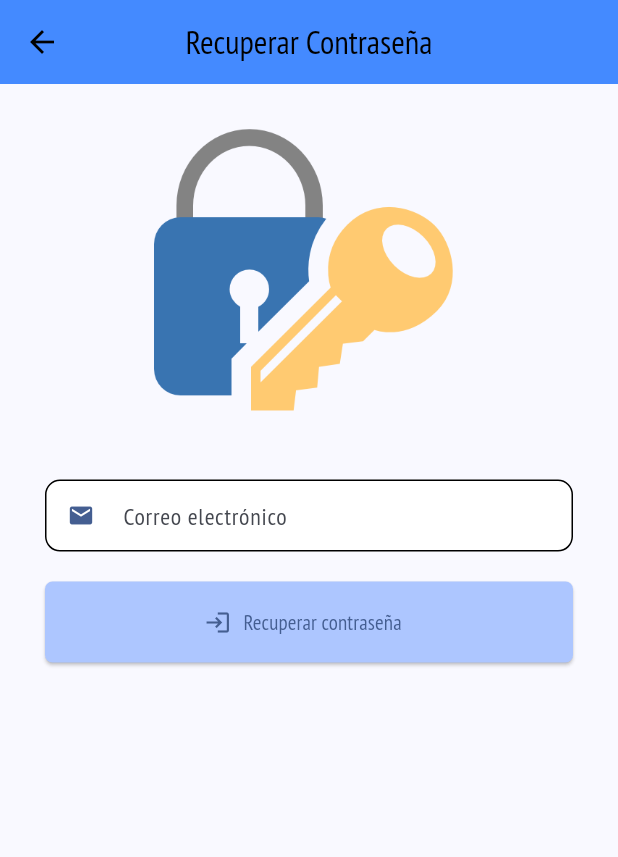
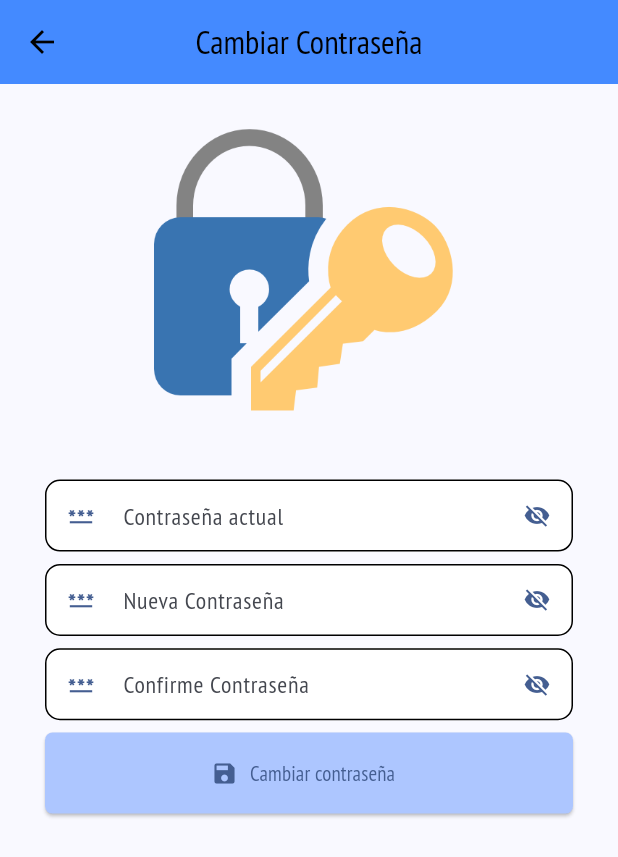
Before and after one commit to LuisPulenta/KPGeoDataApp, a Flutter app: the screen it shows after launch, after a tap on "Ingresar", after a tap on "Olvidé mi contraseña", on a phone screen of 412 x 824 dp. Shown: the top 857 px of the screen. Run offline on Flutter 3.47's test engine with Material 2 defaults, Android fonts, the phone set to English and light mode, and no system bars; our stand-ins replace equatable, flutter_bloc, flutter_riverpod, formz, go_router.

Commit message:
ChangePassword

```diff
--- a/lib/config/routers/app_router.dart
+++ b/lib/config/routers/app_router.dart
@@ -18,6 +18,10 @@ final appRouter = GoRouter(
       builder: (context, state) => const RecoverPasswordScreen(),
     ),
     GoRoute(
+      path: '/changepassword',
+      builder: (context, state) => const ChangePasswordScreen(),
+    ),
+    GoRoute(
       path: '/home',
       builder: (context, state) => const HomeScreen(),
     ),
--- /dev/null
+++ b/lib/presentation/blocs/changepassword/changepassword_state.dart
@@ -0,0 +1,48 @@
+part of 'changepassword_cubit.dart';
+
+enum FormStatus { invalid, valid, validating }
+
+class ChangePasswordFormState extends Equatable {
+  final FormStatus formStatus;
+  final bool isValid;
+  final Password oldPassword;
+  final Password newPassword;
+  final Password confirmPassword;
+  final bool showPassword;
+
+  const ChangePasswordFormState({
+    this.formStatus = FormStatus.invalid,
+    this.isValid = false,
+    this.oldPassword = const Password.pure(),
+    this.newPassword = const Password.pure(),
+    this.confirmPassword = const Password.pure(),
+    this.showPassword = false,
+  });
+
+  ChangePasswordFormState copyWith({
+    FormStatus? formStatus,
+    bool? isValid,
+    Password? oldPassword,
+    Password? newPassword,
+    Password? confirmPassword,
+    bool? showPassword,
+  }) =>
+      ChangePasswordFormState(
+        formStatus: formStatus ?? this.formStatus,
+        isValid: isValid ?? this.isValid,
+        oldPassword: oldPassword ?? this.oldPassword,
+        newPassword: newPassword ?? this.newPassword,
+        confirmPassword: confirmPassword ?? this.confirmPassword,
+        showPassword: showPassword ?? this.showPassword,
+      );
+
+  @override
+  List<Object> get props => [
+        formStatus,
+        isValid,
+        oldPassword,
+        newPassword,
+        confirmPassword,
+        showPassword
+      ];
+}
--- a/lib/presentation/blocs/login/login_cubit.dart
+++ b/lib/presentation/blocs/login/login_cubit.dart
@@ -1,4 +1,5 @@
 import 'package:flutter_bloc/flutter_bloc.dart';
+import 'package:equatable/equatable.dart';
 import 'package:formz/formz.dart';
 import 'package:kpgeodataapp/infrastructure/inputs/inputs.dart';
 
--- a/lib/presentation/blocs/login/login_state.dart
+++ b/lib/presentation/blocs/login/login_state.dart
@@ -2,7 +2,7 @@ part of 'login_cubit.dart';
 
 enum FormStatus { invalid, valid, validating }
 
-class LoginFormState {
+class LoginFormState extends Equatable {
   final FormStatus formStatus;
   final bool isValid;
   final Email email;
--- a/lib/presentation/blocs/recoverpassword/recoverpassword_cubit.dart
+++ b/lib/presentation/blocs/recoverpassword/recoverpassword_cubit.dart
@@ -1,4 +1,5 @@
 import 'package:flutter_bloc/flutter_bloc.dart';
+import 'package:equatable/equatable.dart';
 import 'package:formz/formz.dart';
 import 'package:kpgeodataapp/infrastructure/inputs/inputs.dart';
 
--- a/lib/presentation/blocs/recoverpassword/recoverpassword_state.dart
+++ b/lib/presentation/blocs/recoverpassword/recoverpassword_state.dart
@@ -2,7 +2,7 @@ part of 'recoverpassword_cubit.dart';
 
 enum FormStatus { invalid, valid, validating }
 
-class RecoverPasswordFormState {
+class RecoverPasswordFormState extends Equatable {
   final FormStatus formStatus;
   final bool isValid;
   final Email email;
--- /dev/null
+++ b/lib/presentation/screens/change_password_screen.dart
@@ -0,0 +1,156 @@
+import 'package:flutter/material.dart';
+import 'package:flutter_bloc/flutter_bloc.dart';
+import 'package:kpgeodataapp/presentation/blocs/changepassword/changepassword_cubit.dart';
+import 'package:kpgeodataapp/presentation/widgets/widgets.dart';
+
+class ChangePasswordScreen extends StatelessWidget {
+  const ChangePasswordScreen({Key? key}) : super(key: key);
+
+  @override
+  Widget build(BuildContext context) {
+    return Scaffold(
+      appBar: AppBar(
+        title: const Text('Cambiar Contraseña'),
+        centerTitle: true,
+      ),
+      body: BlocProvider(
+          create: (context) => ChangePasswordCubit(),
+          child: const _ChangePasswordView()),
+    );
+  }
+}
+
+//---------------------------------------------------------------
+//------------------- _ChangePasswordView -----------------------
+//---------------------------------------------------------------
+class _ChangePasswordView extends StatelessWidget {
+  const _ChangePasswordView();
+
+  @override
+  Widget build(BuildContext context) {
+    final size = MediaQuery.of(context).size;
+    return Padding(
+      padding: const EdgeInsets.symmetric(horizontal: 20),
+      child: SingleChildScrollView(
+        child: Column(
+          mainAxisAlignment: MainAxisAlignment.start,
+          children: [
+            Padding(
+              padding: EdgeInsets.only(top: size.height * 0),
+              child: Image(
+                image: const AssetImage('assets/password.png'),
+                width: size.width * 0.6,
+              ),
+            ),
+            SizedBox(
+              height: size.height * 0.01,
+            ),
+            const _ChangePasswordForm(),
+            SizedBox(
+              height: size.height * 0.05,
+            ),
+          ],
+        ),
+      ),
+    );
+  }
+}
+
+//---------------------------------------------------------
+//----------------- _ChangePasswordForm -------------------
+//---------------------------------------------------------
+
+class _ChangePasswordForm extends StatelessWidget {
+  const _ChangePasswordForm();
+
+  @override
+  Widget build(BuildContext context) {
+    final size = MediaQuery.of(context).size;
+    final colors = Theme.of(context).colorScheme;
+    final changePasswordCubit = context.watch<ChangePasswordCubit>();
+    final oldPassword = changePasswordCubit.state.oldPassword;
+    final newPassword = changePasswordCubit.state.newPassword;
+    final confirmPassword = changePasswordCubit.state.confirmPassword;
+    final showPassword = changePasswordCubit.state.showPassword;
+
+    return Form(
+      child: Padding(
+        padding: const EdgeInsets.symmetric(horizontal: 10),
+        child: Column(
+          children: [
+            SizedBox(
+              height: size.height * 0.01,
+            ),
+            CustomTextFormField(
+              label: 'Contraseña actual',
+              hint: 'Ingrese Contraseña actual...',
+              errorMessage: oldPassword.errorMessage,
+              prefixIcon: Icons.password,
+              suffixIcon:
+                  showPassword ? Icons.visibility : Icons.visibility_off,
+              onChanged: (value) {
+                changePasswordCubit.oldPasswordChanged(value);
+              },
+              obscureText: !showPassword,
+              onChanged2: () {
+                changePasswordCubit.toogleShowPassword();
+              },
+            ),
+            SizedBox(
+              height: size.height * 0.01,
+            ),
+            CustomTextFormField(
+              label: 'Nueva Contraseña',
+              hint: 'Ingrese nueva Contraseña...',
+              errorMessage: newPassword.errorMessage,
+              prefixIcon: Icons.password,
+              suffixIcon:
+                  showPassword ? Icons.visibility : Icons.visibility_off,
+              onChanged: (value) {
+                changePasswordCubit.newPasswordChanged(value);
+              },
+              obscureText: !showPassword,
+              onChanged2: () {
+                changePasswordCubit.toogleShowPassword();
+              },
+            ),
+            SizedBox(
+              height: size.height * 0.01,
+            ),
+            CustomTextFormField(
+              label: 'Confirme Contraseña',
+              hint: 'Confirme Contraseña...',
+              errorMessage: confirmPassword.errorMessage,
+              prefixIcon: Icons.password,
+              suffixIcon:
+                  showPassword ? Icons.visibility : Icons.visibility_off,
+              onChanged: (value) {
+                changePasswordCubit.confirmPasswordChanged(value);
+              },
+              obscureText: !showPassword,
+              onChanged2: () {
+                changePasswordCubit.toogleShowPassword();
+              },
+            ),
+            SizedBox(
+              height: size.height * 0.01,
+            ),
+            CustomButton(
+              color: colors.inversePrimary,
+              text: 'Cambiar contraseña',
+              icon: Icons.save,
+              width: double.infinity,
+              height: 54,
+              onPressed: () {
+                changePasswordCubit.onSubmit();
+              },
+            ),
+            SizedBox(
+              height: size.height * 0.0125,
+            ),
+          ],
+        ),
+      ),
+    );
+  }
+}
--- a/lib/presentation/screens/login_screen.dart
+++ b/lib/presentation/screens/login_screen.dart
@@ -25,9 +25,7 @@ class LoginScreen extends StatelessWidget {
 //------------------------ _LoginView ---------------------------
 //---------------------------------------------------------------
 class _LoginView extends StatelessWidget {
-  const _LoginView({
-    super.key,
-  });
+  const _LoginView();
 
   @override
   Widget build(BuildContext context) {
@@ -57,7 +55,7 @@ class _LoginView extends StatelessWidget {
             SizedBox(
               height: size.height * 0.05,
             ),
-            _LoginForm(),
+            const _LoginForm(),
             SizedBox(
               height: size.height * 0.05,
             ),
@@ -161,7 +159,7 @@ class _LoginForm extends StatelessWidget {
                 ),
                 TextButton(
                     onPressed: () {
-                      context.push('/recoverpassword');
+                      context.push('/changepassword');
                     },
                     child: Text(
                       'Olvidé mi contraseña',
--- a/lib/presentation/screens/recover_password_screen.dart
+++ b/lib/presentation/screens/recover_password_screen.dart
@@ -24,15 +24,11 @@ class RecoverPasswordScreen extends StatelessWidget {
 //------------------- _RecoverPasswordView ----------------------
 //---------------------------------------------------------------
 class _RecoverPasswordView extends StatelessWidget {
-  const _RecoverPasswordView({
-    super.key,
-  });
+  const _RecoverPasswordView();
 
   @override
   Widget build(BuildContext context) {
     final size = MediaQuery.of(context).size;
-    final colors = Theme.of(context).colorScheme;
-    final textStyles = Theme.of(context).textTheme;
     return Padding(
       padding: const EdgeInsets.symmetric(horizontal: 20),
       child: SingleChildScrollView(
@@ -42,14 +38,14 @@ class _RecoverPasswordView extends StatelessWidget {
             Padding(
               padding: EdgeInsets.only(top: size.height * 0),
               child: Image(
-                image: const AssetImage('assets/recoverpassword.png'),
+                image: const AssetImage('assets/password.png'),
                 width: size.width * 0.6,
               ),
             ),
             SizedBox(
               height: size.height * 0.01,
             ),
-            _RecoverPassword(),
+            const _RecoverPassword(),
             SizedBox(
               height: size.height * 0.05,
             ),
@@ -71,7 +67,6 @@ class _RecoverPassword extends StatelessWidget {
   Widget build(BuildContext context) {
     final size = MediaQuery.of(context).size;
     final colors = Theme.of(context).colorScheme;
-    final textStyles = Theme.of(context).textTheme;
     final recoverPasswordCubit = context.watch<RecoverPasswordCubit>();
     final email = recoverPasswordCubit.state.email;
 
--- a/lib/presentation/screens/screens.dart
+++ b/lib/presentation/screens/screens.dart
@@ -1,3 +1,4 @@
+export 'package:kpgeodataapp/presentation/screens/change_password_screen.dart';
 export 'package:kpgeodataapp/presentation/screens/recover_password_screen.dart';
 export 'package:kpgeodataapp/presentation/screens/home_screen.dart';
 export 'package:kpgeodataapp/presentation/screens/theme_config_screen.dart';
```
Also changed, not shown: lib/presentation/blocs/changepassword/changepassword_cubit.dart (added, +64 -0 lines), assets/password.png (renamed from assets/recoverpassword.png).
